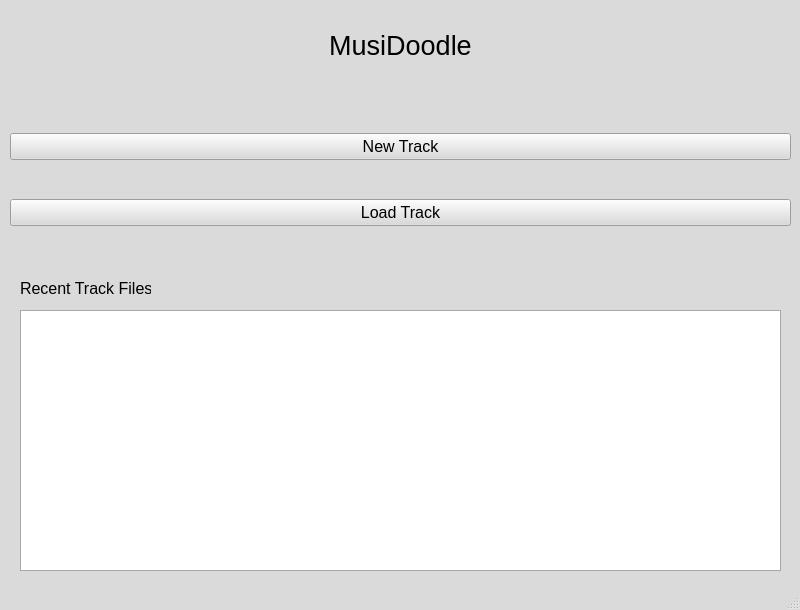
JJB9922/MusiDoodle, file src/MusiDoodle/mainwindow.ui: the form before one commit.
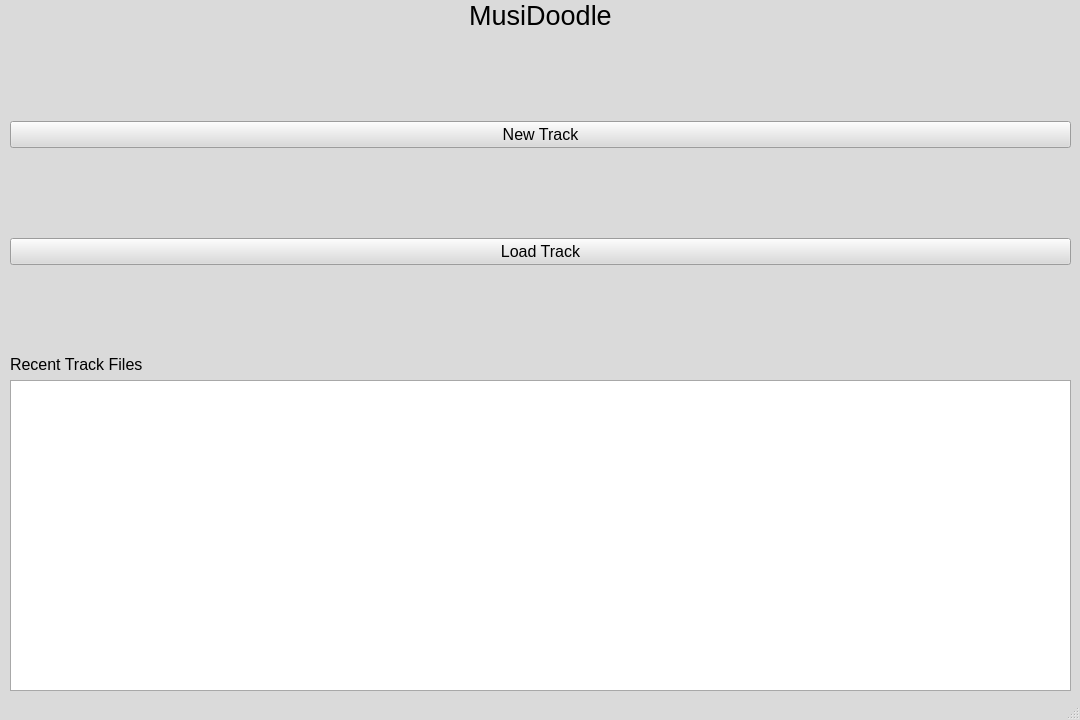
The form after the commit.

Diff of the .ui file:
```diff
--- a/src/MusiDoodle/mainwindow.ui
+++ b/src/MusiDoodle/mainwindow.ui
@@ -6,10 +6,16 @@
    <rect>
     <x>0</x>
     <y>0</y>
-    <width>800</width>
-    <height>610</height>
+    <width>1080</width>
+    <height>720</height>
    </rect>
   </property>
+  <property name="sizePolicy">
+   <sizepolicy hsizetype="Maximum" vsizetype="Preferred">
+    <horstretch>0</horstretch>
+    <verstretch>0</verstretch>
+   </sizepolicy>
+  </property>
   <property name="palette">
    <palette>
     <active>
@@ -486,46 +492,18 @@
    <bool>false</bool>
   </property>
   <widget class="QWidget" name="centralwidget">
-   <widget class="QLabel" name="mainTitleLabel">
+   <widget class="QWidget" name="">
     <property name="geometry">
      <rect>
       <x>10</x>
       <y>0</y>
-      <width>781</width>
-      <height>91</height>
+      <width>1061</width>
+      <height>691</height>
      </rect>
     </property>
-    <property name="font">
-     <font>
-      <pointsize>20</pointsize>
-     </font>
-    </property>
-    <property name="text">
-     <string>MusiDoodle</string>
-    </property>
-    <property name="alignment">
-     <set>Qt::AlignCenter</set>
-    </property>
-   </widget>
-   <widget class="QTreeView" name="recentTrackTree">
-    <property name="geometry">
-     <rect>
-      <x>20</x>
-      <y>310</y>
-      <width>761</width>
-      <height>261</height>
-     </rect>
-    </property>
-   </widget>
+    <layout class="QGridLayout" name="gridLayout">
+     <item row="2" column="0">
    <widget class="QLabel" name="recentTrackLabel">
-    <property name="geometry">
-     <rect>
-      <x>20</x>
-      <y>280</y>
-      <width>131</width>
-      <height>17</height>
-     </rect>
-    </property>
     <property name="font">
      <font>
       <pointsize>12</pointsize>
@@ -535,16 +513,25 @@
      <string>Recent Track Files</string>
     </property>
    </widget>
-   <widget class="QWidget" name="layoutWidget">
-    <property name="geometry">
-     <rect>
-      <x>10</x>
-      <y>100</y>
-      <width>781</width>
-      <height>161</height>
-     </rect>
-    </property>
+     </item>
+     <item row="1" column="0">
     <layout class="QVBoxLayout" name="verticalLayout">
+       <property name="sizeConstraint">
+        <enum>QLayout::SetDefaultConstraint</enum>
+       </property>
+       <item>
+        <spacer name="verticalSpacer">
+         <property name="orientation">
+          <enum>Qt::Vertical</enum>
+         </property>
+         <property name="sizeHint" stdset="0">
+          <size>
+           <width>20</width>
+           <height>40</height>
+          </size>
+         </property>
+        </spacer>
+       </item>
      <item>
       <widget class="QPushButton" name="newTrackButton">
        <property name="font">
@@ -563,6 +550,19 @@
        </property>
       </widget>
      </item>
+       <item>
+        <spacer name="verticalSpacer_3">
+         <property name="orientation">
+          <enum>Qt::Vertical</enum>
+         </property>
+         <property name="sizeHint" stdset="0">
+          <size>
+           <width>20</width>
+           <height>40</height>
+          </size>
+         </property>
+        </spacer>
+       </item>
      <item>
       <widget class="QPushButton" name="loadTrackButton">
        <property name="enabled">
@@ -583,6 +583,45 @@
         </size>
        </property>
       </widget>
+       </item>
+       <item>
+        <spacer name="verticalSpacer_2">
+         <property name="orientation">
+          <enum>Qt::Vertical</enum>
+         </property>
+         <property name="sizeHint" stdset="0">
+          <size>
+           <width>20</width>
+           <height>40</height>
+          </size>
+         </property>
+        </spacer>
+       </item>
+      </layout>
+     </item>
+     <item row="0" column="0">
+      <widget class="QLabel" name="mainTitleLabel">
+       <property name="sizePolicy">
+        <sizepolicy hsizetype="MinimumExpanding" vsizetype="Fixed">
+         <horstretch>0</horstretch>
+         <verstretch>0</verstretch>
+        </sizepolicy>
+       </property>
+       <property name="font">
+        <font>
+         <pointsize>20</pointsize>
+        </font>
+       </property>
+       <property name="text">
+        <string>MusiDoodle</string>
+       </property>
+       <property name="alignment">
+        <set>Qt::AlignCenter</set>
+       </property>
+      </widget>
+     </item>
+     <item row="3" column="0">
+      <widget class="QTreeView" name="recentTrackTree"/>
      </item>
     </layout>
    </widget>
```
Lines whose indentation alone changed are shown as unchanged.
